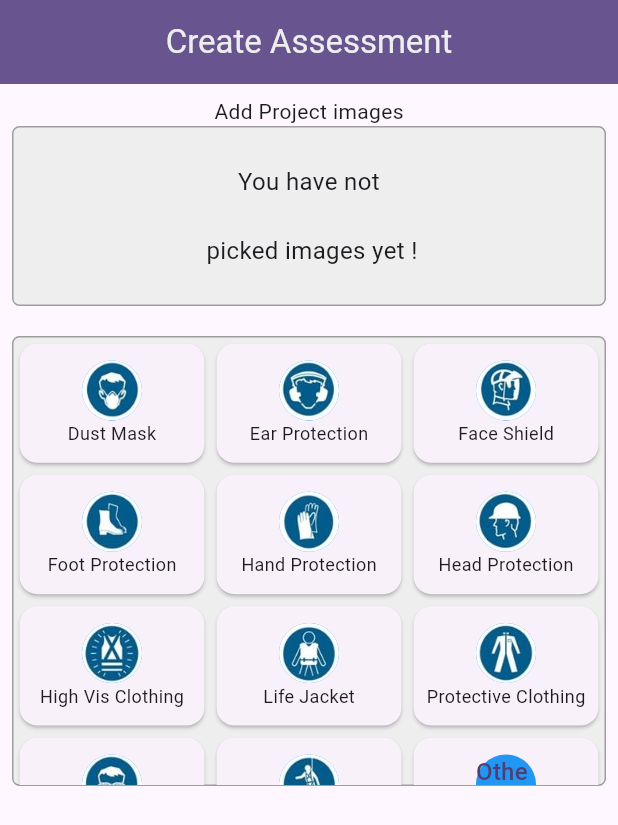
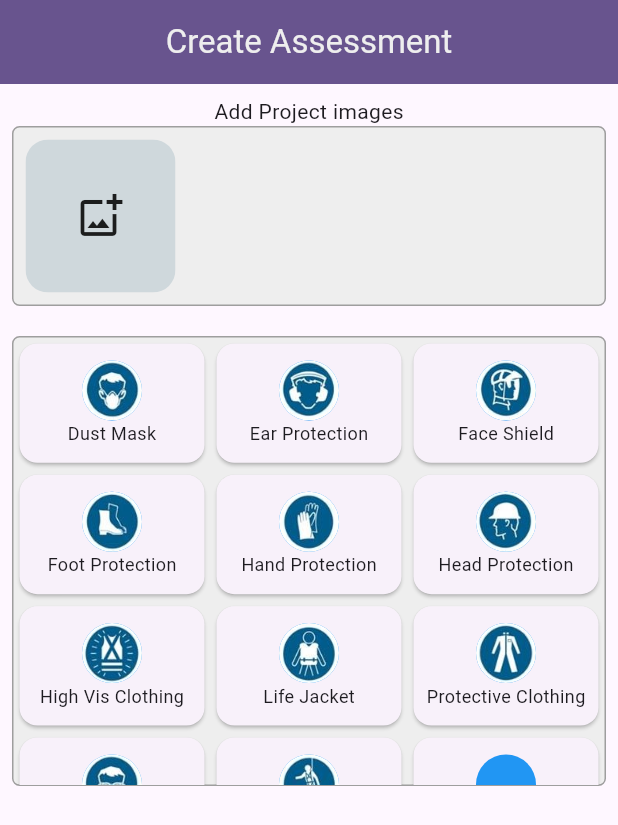
Before and after one commit to Dexterfury/gemini_risk_assessor, a Flutter app: the screen it shows after launch, on a phone screen of 412 x 824 dp. Shown: the top 825 px of the screen. Run offline on Flutter 3.47's test engine with Material 3 defaults, Android fonts, the phone set to English and light mode, and no system bars; our stand-ins replace image_picker; accounts and stored records are empty.

Commit message:
New updates

```diff
--- /dev/null
+++ b/lib/models/assessment_model.dart
@@ -0,0 +1,3 @@
+import 'package:flutter/material.dart';
+
+class AssessmentModel extends ChangeNotifier {}
--- a/lib/screens/create_assessment_screen.dart
+++ b/lib/screens/create_assessment_screen.dart
@@ -1,10 +1,11 @@
 import 'dart:developer';
 import 'dart:io';
-
 import 'package:flutter/material.dart';
 import 'package:gemini_risk_assessor/constants.dart';
 import 'package:gemini_risk_assessor/utilities/global.dart';
+import 'package:gemini_risk_assessor/widgets/add_image.dart';
 import 'package:gemini_risk_assessor/widgets/my_app_bar.dart';
+import 'package:gemini_risk_assessor/widgets/ppe_gridview_widget.dart';
 import 'package:image_picker/image_picker.dart';
 
 class CreateAssessmentScreen extends StatefulWidget {
@@ -45,26 +46,23 @@ class _CreateAssessmentScreenState extends State<CreateAssessmentScreen> {
   }
 
   Widget previewImages() {
-    if (imagesFileList!.isNotEmpty) {
-      return Padding(
-        padding: const EdgeInsets.all(
-          8.0,
+    return SizedBox(
+      height: 100,
+      child: ListView(
+        scrollDirection: Axis.horizontal,
+        children: [
+          Padding(
+            padding: const EdgeInsets.all(8.0),
+            child: AddImage(onTap: () async {
+              selectImages();
+            }),
           ),
-        child: SizedBox(
-            height: 100,
-            child: ListView.builder(
-                scrollDirection: Axis.horizontal,
-                itemCount: imagesFileList!.length,
-                itemBuilder: (context, index) {
-                  final image = imagesFileList![index];
-                  return Padding(
-                    padding: const EdgeInsets.fromLTRB(
-                      4.0,
-                      8.0,
-                      4.0,
-                      0.0,
-                    ),
-                    child: ClipRRect(
+          for (var image in imagesFileList!)
+            Padding(
+              padding: const EdgeInsets.all(8),
+              child: Stack(
+                children: [
+                  ClipRRect(
                     borderRadius: BorderRadius.circular(15.0),
                     child: Image.file(
                       File(image.path),
@@ -73,17 +71,107 @@ class _CreateAssessmentScreenState extends State<CreateAssessmentScreen> {
                       fit: BoxFit.cover,
                     ),
                   ),
+                  Positioned(
+                    right: 5,
+                    top: 5,
+                    child: GestureDetector(
+                      onTap: () {
+                        // remove image from list
+                        imagesFileList!.removeWhere((file) => file == image);
+                        setState(() {
+                          // update maximum number of images
+                          _maxImages = _maxImages + 1;
+                          log('maxImages: $_maxImages');
+                        });
+                      },
+                      child: Container(
+                        decoration: const BoxDecoration(
+                          color: Colors.white,
+                          shape: BoxShape.circle,
+                        ),
+                        child: Icon(
+                          Icons.remove_circle,
+                          size: 20,
+                          color: Colors.red.shade400,
+                        ),
+                      ),
+                    ),
+                  ),
+                ],
+              ),
+            ),
+        ],
+      ),
     );
-                })),
-      );
-    } else {
-      return const Center(
-          child: Text(
-        "You have not \n \n picked images yet !",
-        style: TextStyle(fontSize: 16),
-        textAlign: TextAlign.center,
-      ));
-    }
+    // return Padding(
+    //   padding: const EdgeInsets.all(
+    //     8.0,
+    //   ),
+    //   child: SizedBox(
+    //       height: 100,
+    //       child: ListView.builder(
+    //           scrollDirection: Axis.horizontal,
+    //           itemCount: imagesFileList!.length,
+    //           itemBuilder: (context, index) {
+    //             final image = imagesFileList![index];
+    //             return Padding(
+    //               padding: const EdgeInsets.fromLTRB(
+    //                 4.0,
+    //                 8.0,
+    //                 4.0,
+    //                 0.0,
+    //               ),
+    //               child: ClipRRect(
+    //                 borderRadius: BorderRadius.circular(15.0),
+    //                 child: Image.file(
+    //                   File(image.path),
+    //                   height: 100,
+    //                   width: 100,
+    //                   fit: BoxFit.cover,
+    //                 ),
+    //               ),
+    //             );
+    //           })),
+    // );
+    // if (imagesFileList!.isNotEmpty) {
+    //   return Padding(
+    //     padding: const EdgeInsets.all(
+    //       8.0,
+    //     ),
+    //     child: SizedBox(
+    //         height: 100,
+    //         child: ListView.builder(
+    //             scrollDirection: Axis.horizontal,
+    //             itemCount: imagesFileList!.length,
+    //             itemBuilder: (context, index) {
+    //               final image = imagesFileList![index];
+    //               return Padding(
+    //                 padding: const EdgeInsets.fromLTRB(
+    //                   4.0,
+    //                   8.0,
+    //                   4.0,
+    //                   0.0,
+    //                 ),
+    //                 child: ClipRRect(
+    //                   borderRadius: BorderRadius.circular(15.0),
+    //                   child: Image.file(
+    //                     File(image.path),
+    //                     height: 100,
+    //                     width: 100,
+    //                     fit: BoxFit.cover,
+    //                   ),
+    //                 ),
+    //               );
+    //             })),
+    //   );
+    // } else {
+    //   return const Center(
+    //       child: Text(
+    //     "You have not \n \n picked images yet !",
+    //     style: TextStyle(fontSize: 16),
+    //     textAlign: TextAlign.center,
+    //   ));
+    // }
   }
 
   @override
@@ -95,6 +183,7 @@ class _CreateAssessmentScreenState extends State<CreateAssessmentScreen> {
       body: SafeArea(
           child: Padding(
         padding: const EdgeInsets.all(8.0),
+        child: SingleChildScrollView(
           child: Column(
             children: [
               const Text('Add Project images'),
@@ -118,43 +207,9 @@ class _CreateAssessmentScreenState extends State<CreateAssessmentScreen> {
               const SizedBox(
                 height: 20,
               ),
-            Container(
-              height: 300,
-              decoration: BoxDecoration(
-                color: Colors.grey[200],
-                borderRadius: BorderRadius.circular(5),
-                border: Border.all(
-                  width: 1,
-                  color: Colors.grey,
-                ),
-              ),
-              child: GridView.builder(
-                  gridDelegate: const SliverGridDelegateWithFixedCrossAxisCount(
-                    crossAxisCount: 3,
-                    childAspectRatio: 1.5,
-                  ),
-                  itemCount: ppeIcons.length,
-                  itemBuilder: (context, index) {
-                    // get the first word of the game time
-                    final ppeItem = ppeIcons[index];
-
-                    return Card(
-                      child: Column(
-                        mainAxisAlignment: MainAxisAlignment.center,
-                        children: [
-                          ppeItem.icon,
-                          Text(
-                            ppeItem.label,
-                            style: const TextStyle(
-                              fontSize: 12,
-                            ),
-                          ),
+              const PpeGridViewWidget(),
             ],
           ),
-                    );
-                  }),
-            ),
-          ],
         ),
       )),
     );
--- a/lib/utilities/global.dart
+++ b/lib/utilities/global.dart
@@ -181,7 +181,7 @@ final List<PpeModel> ppeIcons = [
     icon: const CircleAvatar(
       radius: 20,
       backgroundColor: Colors.blue,
-      child: Text('Other'),
+      child: Text(''),
     ),
   ),
 ];
--- /dev/null
+++ b/lib/widgets/add_image.dart
@@ -0,0 +1,65 @@
+import 'package:flutter/material.dart';
+
+class AddImage extends StatefulWidget {
+  const AddImage({
+    super.key,
+    required this.onTap,
+  });
+
+  final VoidCallback onTap;
+
+  @override
+  State<AddImage> createState() => _AddImageState();
+}
+
+class _AddImageState extends State<AddImage> {
+  bool hovered = false;
+  bool tappedDown = false;
+
+  @override
+  Widget build(BuildContext context) {
+    return MouseRegion(
+      onEnter: (event) {
+        setState(() {
+          hovered = true;
+        });
+      },
+      onExit: (event) {
+        setState(() {
+          hovered = false;
+        });
+      },
+      child: GestureDetector(
+        onTapDown: (details) {
+          setState(() {
+            tappedDown = true;
+          });
+        },
+        onTapUp: (details) {
+          setState(() {
+            tappedDown = false;
+          });
+          widget.onTap();
+        },
+        child: SizedBox(
+          width: 100,
+          height: 100,
+          child: ClipRRect(
+            borderRadius: BorderRadius.circular(15.0),
+            child: Container(
+              decoration: BoxDecoration(
+                color: Colors.blueGrey[100],
+              ),
+              child: const Center(
+                child: Icon(
+                  Icons.add_photo_alternate_outlined,
+                  size: 32,
+                ),
+              ),
+            ),
+          ),
+        ),
+      ),
+    );
+  }
+}
--- /dev/null
+++ b/lib/widgets/ppe_gridview_widget.dart
@@ -0,0 +1,48 @@
+import 'package:flutter/material.dart';
+import 'package:gemini_risk_assessor/utilities/global.dart';
+
+class PpeGridViewWidget extends StatelessWidget {
+  const PpeGridViewWidget({
+    super.key,
+  });
+
+  @override
+  Widget build(BuildContext context) {
+    return Container(
+      height: 300,
+      decoration: BoxDecoration(
+        color: Colors.grey[200],
+        borderRadius: BorderRadius.circular(5),
+        border: Border.all(
+          width: 1,
+          color: Colors.grey,
+        ),
+      ),
+      child: GridView.builder(
+          gridDelegate: const SliverGridDelegateWithFixedCrossAxisCount(
+            crossAxisCount: 3,
+            childAspectRatio: 1.5,
+          ),
+          itemCount: ppeIcons.length,
+          itemBuilder: (context, index) {
+            // get the first word of the game time
+            final ppeItem = ppeIcons[index];
+
+            return Card(
+              child: Column(
+                mainAxisAlignment: MainAxisAlignment.center,
+                children: [
+                  ppeItem.icon,
+                  Text(
+                    ppeItem.label,
+                    style: const TextStyle(
+                      fontSize: 12,
+                    ),
+                  ),
+                ],
+              ),
+            );
+          }),
+    );
+  }
+}
```
Lines whose indentation alone changed are shown as unchanged.
